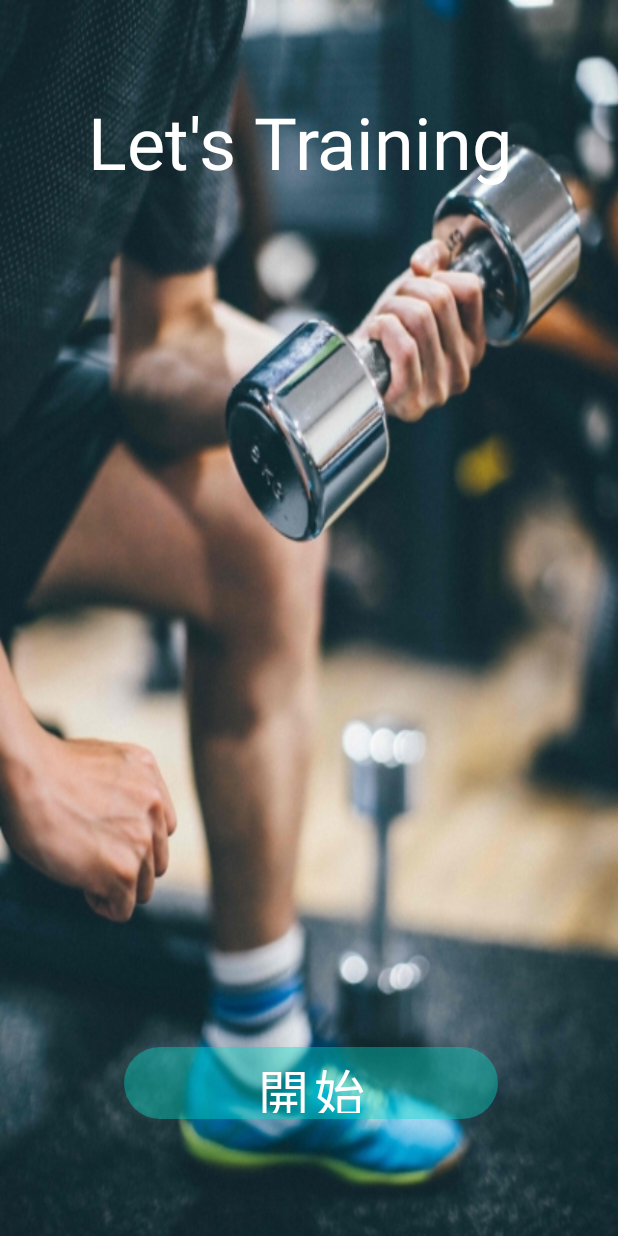
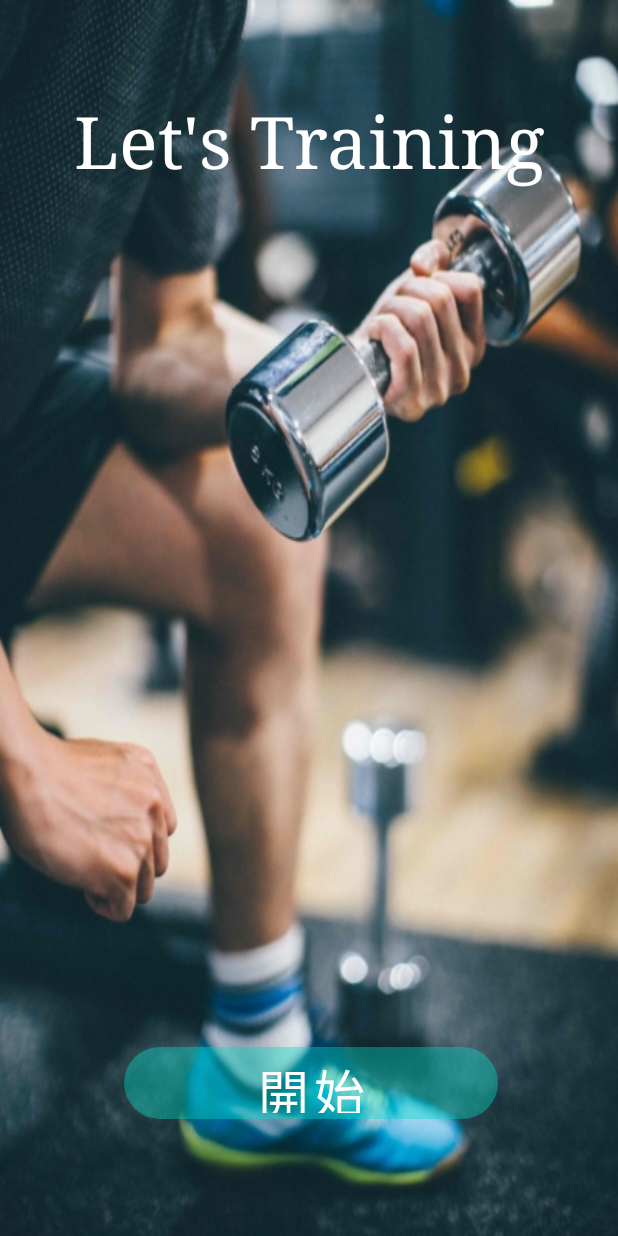
Before and after one commit to itc-s21005/MuscleTraining, an Android app: the screen it shows after launch (MainActivity), on a phone screen of 412 x 824 dp. Run offline under Robolectric (Android 15) with nearby library versions, the phone set to English and light mode, and no system bars.

Commit message:
main デザイン変更

```diff
--- a/app/src/main/res/layout/activity_main.xml
+++ b/app/src/main/res/layout/activity_main.xml
@@ -9,11 +9,13 @@
 
     <TextView
         android:id="@+id/Title"
-        android:layout_width="315dp"
+        android:layout_width="0dp"
         android:layout_height="65dp"
         android:text="@string/MuscleTraining"
+        android:textAlignment="center"
         android:textColor="@color/white"
         android:textSize="48sp"
+        android:typeface="serif"
         app:layout_constraintBottom_toBottomOf="parent"
         app:layout_constraintEnd_toEndOf="parent"
         app:layout_constraintHorizontal_bias="0.604"
```
